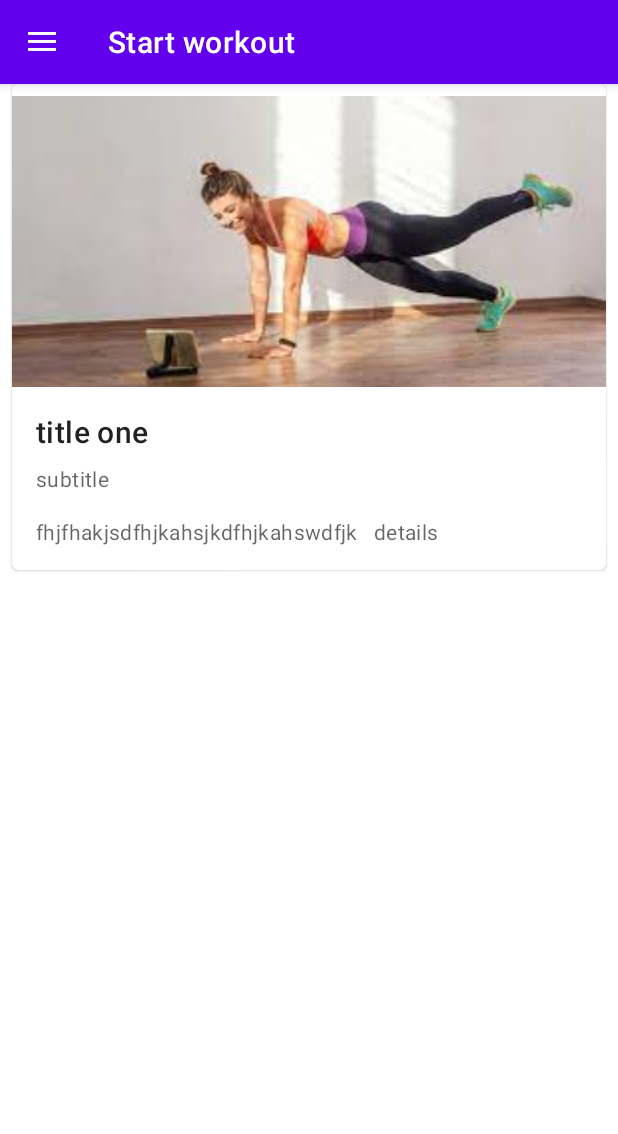
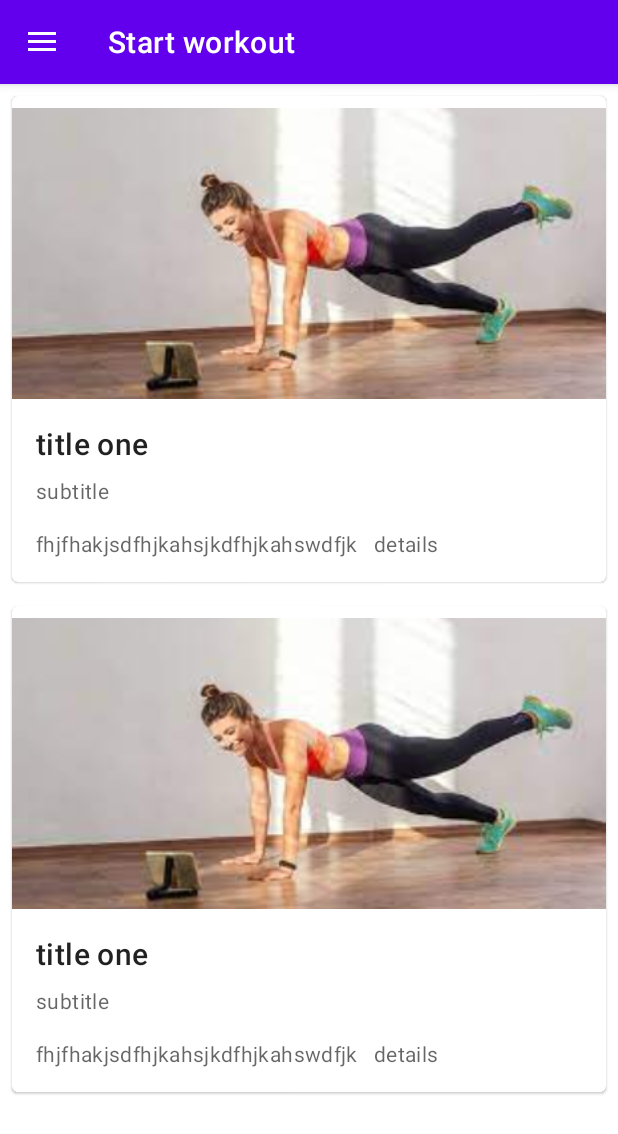
Before and after one commit to kblerandomstuff/WorkOuTree, an Android app: the screen it shows after launch (MainActivity), in the side drawer, after a tap on "Start workout", on a phone screen of 412 x 824 dp. Shown: the top 1134 px of the screen. Run offline under Robolectric (Android 15) with nearby library versions, the light colour scheme and no system bars; our stand-ins replace navigation-ui.

Commit message:
omg stuck at adding awebp/gif

```diff
--- a/app/build.gradle
+++ b/app/build.gradle
@@ -35,8 +35,18 @@ dependencies {
     implementation 'androidx.constraintlayout:constraintlayout:2.0.4'
     implementation 'androidx.navigation:navigation-fragment:2.3.4'
     implementation 'androidx.navigation:navigation-ui:2.3.4'
+    implementation 'androidx.legacy:legacy-support-v4:1.0.0'
 
     testImplementation 'junit:junit:4.+'
     androidTestImplementation 'androidx.test.ext:junit:1.1.2'
     androidTestImplementation 'androidx.test.espresso:espresso-core:3.3.0'
 }
+repositories {
+    flatDir {
+        dirs 'libs'
+    }
+}
+dependencies {
+
+    implementation(name: 'webp', ext: 'aar')
+}
--- a/app/src/main/AndroidManifest.xml
+++ b/app/src/main/AndroidManifest.xml
@@ -9,10 +9,11 @@
         android:roundIcon="@mipmap/ic_launcher_round"
         android:supportsRtl="true"
         android:theme="@style/Theme.MADGP">
+        <activity android:name=".wo.wo1activity"></activity>
         <activity android:name=".MainActivity"
             android:configChanges="locale|orientation"
             android:label="@string/app_name"
-            android:theme="@style/Theme.MADGP.NoActionBar">>
+            android:theme="@style/Theme.MADGP.NoActionBar">
             <intent-filter>
                 <action android:name="android.intent.action.MAIN" />
 
--- a/app/src/main/java/ovh/krs/madgp/ui/startwo/startwoFragment.java
+++ b/app/src/main/java/ovh/krs/madgp/ui/startwo/startwoFragment.java
@@ -1,17 +1,22 @@
 package ovh.krs.madgp.ui.startwo;
 
+import android.content.Intent;
 import android.os.Bundle;
 import android.view.LayoutInflater;
 import android.view.View;
 import android.view.ViewGroup;
 
 import androidx.annotation.NonNull;
+import androidx.cardview.widget.CardView;
 import androidx.fragment.app.Fragment;
 import androidx.lifecycle.ViewModelProvider;
 
 import ovh.krs.madgp.R;
+import ovh.krs.madgp.wo.wo1activity;
 
 public class startwoFragment extends Fragment {
+
+    CardView wo1,wo2;
 
     private startwoViewModel startwoViewModel;
 
@@ -19,7 +24,21 @@ public class startwoFragment extends Fragment {
                              ViewGroup container, Bundle savedInstanceState) {
         startwoViewModel = new ViewModelProvider(this).get(startwoViewModel.class);
         View root = inflater.inflate(R.layout.fragment_startwo, container, false);
+        wo1 = root.findViewById(R.id.card_wo1);
+        wo1.setOnClickListener(new View.OnClickListener() {
+            @Override
+            public void onClick(View v) {
+                openNewActivity();
+            }
+        });
+
         return root;
+
+
+    }
+    public void openNewActivity(){
+        Intent intent = new Intent(getActivity(), wo1activity.class);
+        startActivity(intent);
     }
 
 }
--- /dev/null
+++ b/app/src/main/res/layout/activity_wo1.xml
@@ -0,0 +1,13 @@
+<?xml version="1.0" encoding="utf-8"?>
+<RelativeLayout
+    xmlns:android="http://schemas.android.com/apk/res/android"
+    xmlns:app="http://schemas.android.com/apk/res-auto"
+    xmlns:tools="http://schemas.android.com/tools"
+    android:layout_width="match_parent"
+    android:layout_height="match_parent">
+
+    <WebView
+        android:layout_width="match_parent"
+        android:layout_height="482dp" />
+
+</RelativeLayout>
--- a/app/src/main/res/layout/fragment_startwo.xml
+++ b/app/src/main/res/layout/fragment_startwo.xml
@@ -6,13 +6,23 @@
     android:layout_height="match_parent"
     tools:context=".ui.startwo">
 
+    <androidx.core.widget.NestedScrollView
+        android:layout_width="match_parent"
+        android:layout_height="match_parent"
+        android:fillViewport="true">
+
+        <LinearLayout
+            android:layout_width="match_parent"
+            android:layout_height="wrap_content"
+            android:orientation="vertical" >
+
             <com.google.android.material.card.MaterialCardView
-        android:id="@+id/card"
+                android:id="@+id/card_wo1"
                 android:layout_width="match_parent"
                 android:layout_height="wrap_content"
                 android:layout_margin="8dp"
-        app:contentPaddingTop="8dp"
-        tools:layout_editor_absoluteX="8dp">
+                android:clickable="true"
+                app:contentPaddingTop="8dp">
 
                 <LinearLayout
                     android:layout_width="match_parent"
@@ -62,4 +72,64 @@
                 </LinearLayout>
 
             </com.google.android.material.card.MaterialCardView>
+
+            <com.google.android.material.card.MaterialCardView
+                android:id="@+id/card_wo2"
+                android:layout_width="match_parent"
+                android:layout_height="wrap_content"
+                android:layout_margin="8dp"
+                android:clickable="true"
+                app:contentPaddingTop="8dp">
+
+                <LinearLayout
+                    android:layout_width="match_parent"
+                    android:layout_height="wrap_content"
+                    android:orientation="vertical">
+
+                    <!-- Media -->
+                    <ImageView
+                        android:layout_width="match_parent"
+                        android:layout_height="194dp"
+                        android:scaleType="centerCrop"
+                        app:srcCompat="@drawable/testimg"
+
+                        />
+
+                    <LinearLayout
+                        android:layout_width="match_parent"
+                        android:layout_height="wrap_content"
+                        android:orientation="vertical"
+                        android:padding="16dp">
+
+                        <!-- Title, secondary and supporting text -->
+                        <TextView
+                            android:layout_width="wrap_content"
+                            android:layout_height="wrap_content"
+                            android:text="title one"
+                            android:textAppearance="?attr/textAppearanceHeadline6" />
+
+                        <TextView
+                            android:layout_width="wrap_content"
+                            android:layout_height="wrap_content"
+                            android:layout_marginTop="8dp"
+                            android:text="subtitle"
+                            android:textAppearance="?attr/textAppearanceBody2"
+                            android:textColor="?android:attr/textColorSecondary" />
+
+                        <TextView
+                            android:layout_width="wrap_content"
+                            android:layout_height="wrap_content"
+                            android:layout_marginTop="16dp"
+                            android:text="fhjfhakjsdfhjkahsjkdfhjkahswdfjk   details"
+                            android:textAppearance="?attr/textAppearanceBody2"
+                            android:textColor="?android:attr/textColorSecondary" />
+
+                    </LinearLayout>
+
+                </LinearLayout>
+
+            </com.google.android.material.card.MaterialCardView>
+        </LinearLayout>
+    </androidx.core.widget.NestedScrollView>
+
 </androidx.constraintlayout.widget.ConstraintLayout>
--- a/build.gradle
+++ b/build.gradle
@@ -3,6 +3,7 @@ buildscript {
     repositories {
         google()
         jcenter()
+
     }
     dependencies {
         classpath "com.android.tools.build:gradle:4.1.2"
```
Also changed, not shown: app/src/main/res/raw/test.webp (added). Lines whose indentation alone changed are shown as unchanged.
